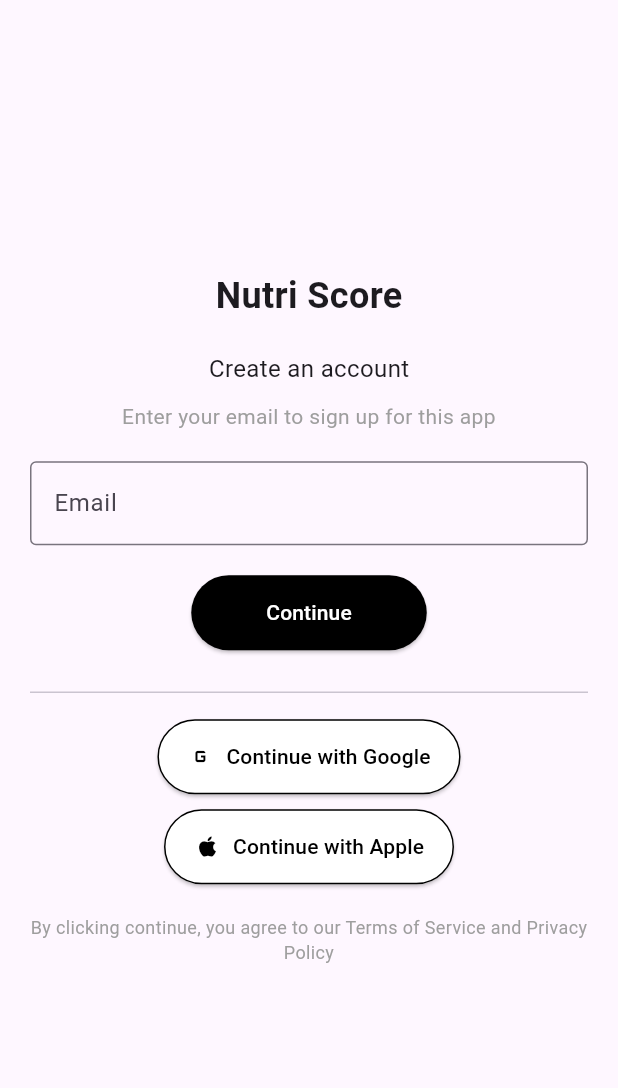
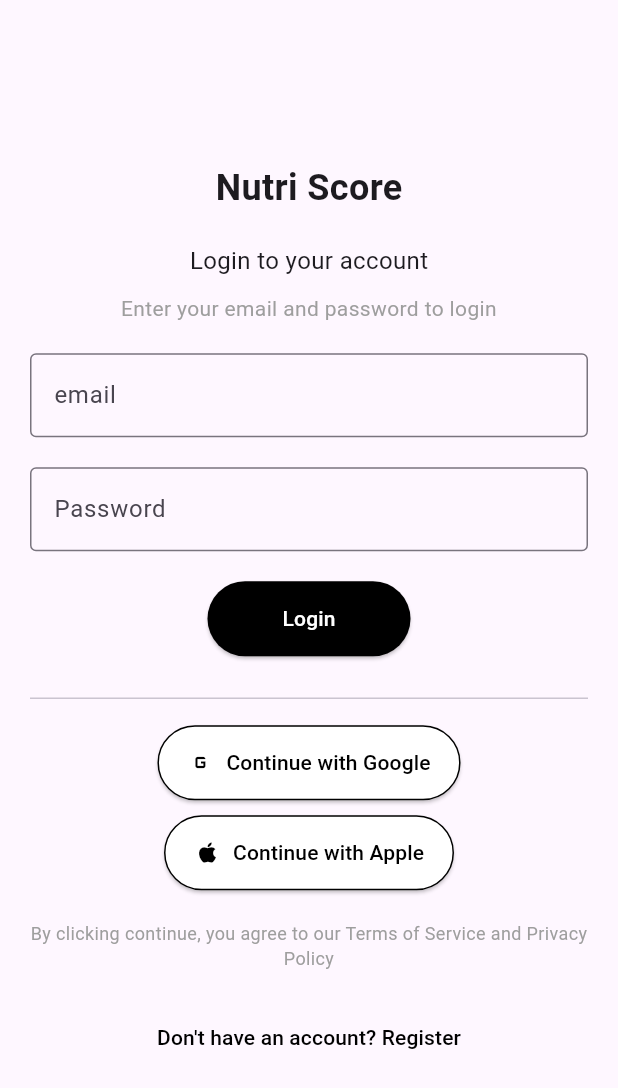
Before and after one commit to martinaamonerris/APP-NUTRI, a Flutter app: the screen it shows after launch, on a phone screen of 412 x 824 dp. Shown: the top 1088 px of the screen. Run offline on Flutter 3.47's test engine with Material 3 defaults, Android fonts, the phone set to English and light mode, and no system bars.

Commit message:
Update Login.dart

```diff
--- a/lib/view/Login.dart
+++ b/lib/view/Login.dart
@@ -1,24 +1,81 @@
 import 'package:flutter/material.dart';
-import 'Registro.dart';
+import 'package:nutri/views/leer.dart'; // Importamos el archivo de lectura de JSON
+import '/views/registro.dart'; // Asegúrate de que RegisterView esté importado
+import '/views/formulario.dart'; // Asegúrate de que FormularioView esté importado
 
-class LoginView extends StatelessWidget {
+class LoginView extends StatefulWidget {
   const LoginView({super.key});
 
   @override
-  Widget build(BuildContext context) {
+  LoginViewState createState() => LoginViewState();
+}
+
+class LoginViewState extends State<LoginView> {
   final emailController = TextEditingController();
+  final passwordController = TextEditingController();
   final formKey = GlobalKey<FormState>();
+
+  // Variable para cambiar entre login y registro
+  bool isRegistering = false;
 
   String? validateEmail(String? value) {
     const emailRegex = r'^[a-zA-Z0-9._%-]+@[a-zA-Z0-9.-]+\.[a-zA-Z]{2,4}$';
     if (value == null || value.isEmpty) {
-        return 'Please enter your email';
+      return 'Por favor, ingresa tu email';
     } else if (!RegExp(emailRegex).hasMatch(value)) {
-        return 'Please enter a valid email address';
+      return 'Por favor, ingresa un correo válido';
     }
-      return null; // Null indica que no hay errores
+    return null;
   }
 
+  // Función para manejar el login
+  Future<void> handleLogin() async {
+    if (formKey.currentState!.validate()) {
+      final jsonReader = JsonReader();
+      try {
+        // Cargar los usuarios desde el archivo JSON
+        List<dynamic> usuarios =
+            await jsonReader.readJson('assets/usuarios.json');
+
+        // Verificar si el usuario y la contraseña coinciden
+        final user = usuarios.firstWhere(
+          (usuario) =>
+              usuario['email'] == emailController.text &&
+              usuario['contraseña'] == passwordController.text,
+          orElse: () => null,
+        );
+
+        if (user != null) {
+          // Si el usuario existe, ir al formulario
+          Navigator.push(
+            context,
+            MaterialPageRoute(
+              builder: (context) => FormularioView(
+                nombre:
+                    user['nombre'], // Pasar el nombre del usuario al formulario
+              ),
+            ),
+          );
+        } else {
+          // Si no existe el usuario, mostrar mensaje de error
+          ScaffoldMessenger.of(context).showSnackBar(
+            const SnackBar(
+              content: Text('Usuario o contraseña incorrectos'),
+            ),
+          );
+        }
+      } catch (e) {
+        ScaffoldMessenger.of(context).showSnackBar(
+          SnackBar(
+            content: Text('Error al leer los datos: $e'),
+          ),
+        );
+      }
+    }
+  }
+
+  @override
+  Widget build(BuildContext context) {
     return Scaffold(
       body: Padding(
         padding: const EdgeInsets.symmetric(horizontal: 20.0),
@@ -36,25 +93,37 @@
                   ),
                 ),
                 const SizedBox(height: 20),
-                const Text(
-                  'Create an account',
-                  style: TextStyle(fontSize: 16),
+                Text(
+                  isRegistering ? 'Create an account' : 'Login to your account',
+                  style: const TextStyle(fontSize: 16),
                 ),
                 const SizedBox(height: 10),
-                const Text(
-                  'Enter your email to sign up for this app',
+                Text(
+                  isRegistering
+                      ? 'Enter your details to create an account'
+                      : 'Enter your email and password to login',
                   textAlign: TextAlign.center,
-                  style: TextStyle(fontSize: 14, color: Colors.grey),
+                  style: const TextStyle(fontSize: 14, color: Colors.grey),
                 ),
                 const SizedBox(height: 20),
                 TextFormField(
                   controller: emailController,
                   decoration: const InputDecoration(
-                    labelText: 'Email',
-                    hintText: 'email@domain.com',
+                    labelText: 'email',
+                    hintText: 'email',
                     border: OutlineInputBorder(),
                   ),
                   validator: validateEmail, // Aplica la validación
+                ),
+                const SizedBox(height: 20),
+                TextFormField(
+                  controller: passwordController,
+                  decoration: const InputDecoration(
+                    labelText: 'Password',
+                    hintText: 'Enter your password',
+                    border: OutlineInputBorder(),
+                  ),
+                  obscureText: true, // Para que la contraseña no se vea
                 ),
                 const SizedBox(height: 20),
                 ElevatedButton(
@@ -65,21 +134,12 @@
                       vertical: 15,
                     ),
                   ),
-                  onPressed: () {
-                    if (formKey.currentState!.validate()) {
-                      Navigator.push(
-                        context,
-                        MaterialPageRoute(
-                          builder: (context) => RegisterView(
-                            email: emailController.text,
-                          ),
-                        ),
-                      );
-                    }
-                  },
-                  child: const Text(
-                    'Continue',
-                    style: TextStyle(color: Colors.white),
+                  onPressed: handleLogin, // Manejo del login
+                  child: Text(
+                    isRegistering
+                        ? 'Register'
+                        : 'Login', // Cambiar entre registro y login
+                    style: const TextStyle(color: Colors.white),
                   ),
                 ),
                 const SizedBox(height: 20),
@@ -120,6 +180,32 @@
                   textAlign: TextAlign.center,
                   style: TextStyle(fontSize: 12, color: Colors.grey),
                 ),
+                const SizedBox(height: 20),
+                TextButton(
+                  onPressed: () {
+                    setState(() {
+                      isRegistering =
+                          !isRegistering; // Cambiar entre registro y login
+                    });
+                    if (isRegistering) {
+                      Navigator.push(
+                        context,
+                        MaterialPageRoute(
+                          builder: (context) => RegisterView(
+                            email: emailController
+                                .text, // Pasar el email a la página de registro
+                          ),
+                        ),
+                      );
+                    }
+                  },
+                  child: Text(
+                    isRegistering
+                        ? 'Already have an account? Login'
+                        : 'Don\'t have an account? Register',
+                    style: const TextStyle(color: Colors.black),
+                  ),
+                ),
               ],
             ),
           ),
```
Lines whose indentation alone changed are shown as unchanged.
